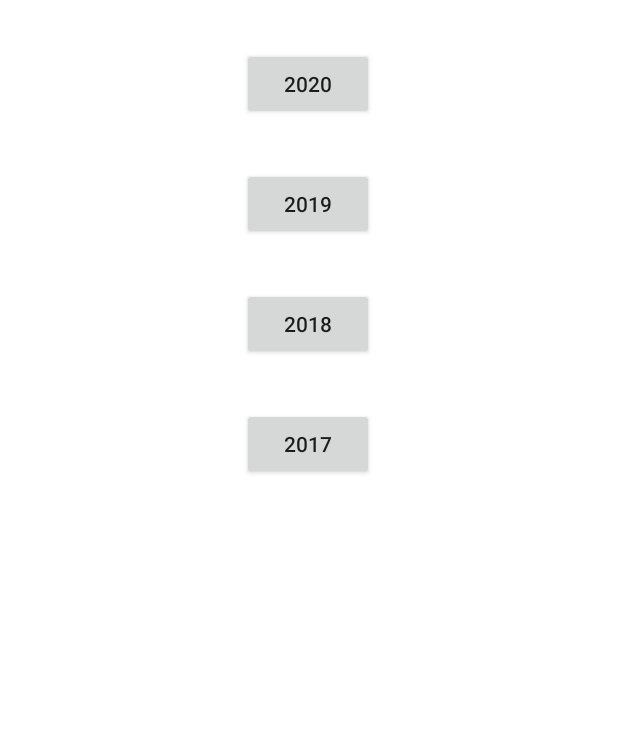
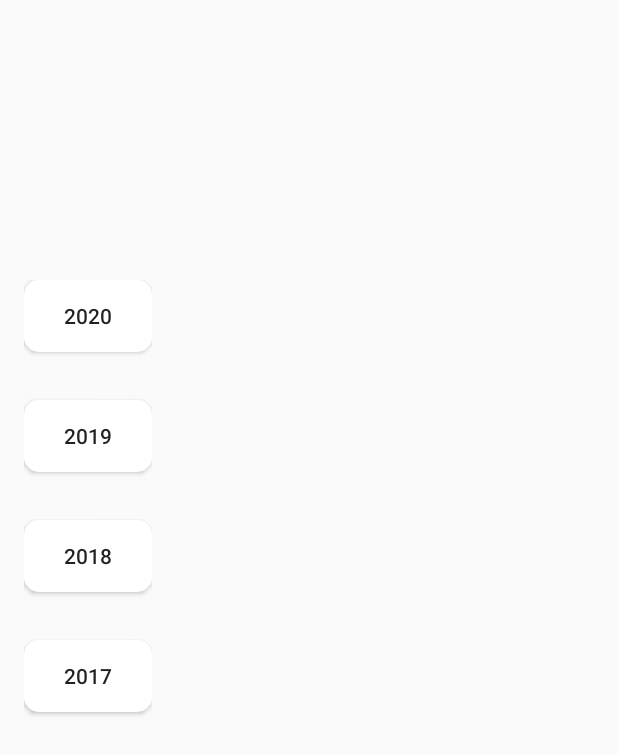
Before and after one commit to rbenwallace/comp-3004-group-project, an Android app: the layout year.xml on its own in the app's theme, with its tools: preview values and no code run, on a phone screen of 412 x 824 dp. Shown: the top 754 px of the screen. Run offline under Robolectric (Android 15) with nearby library versions, the phone set to English and light mode, and no system bars.

Commit message:
updated stats button layouts

```diff
--- a/Android/ourHouse/app/src/main/res/layout/year.xml
+++ b/Android/ourHouse/app/src/main/res/layout/year.xml
@@ -3,17 +3,28 @@
     xmlns:android="http://schemas.android.com/apk/res/android"
     xmlns:app="http://schemas.android.com/apk/res-auto"
     xmlns:tools="http://schemas.android.com/tools"
-    android:background="#FFFFFF"
     android:id="@+id/main"
+    android:background="@android:color/transparent"
     android:layout_width="match_parent"
     android:layout_height="match_parent">
 
+    <LinearLayout
+        android:layout_width="85dp"
+        android:layout_height="317dp"
+        android:background="@android:color/transparent"
+        android:orientation="vertical"
+        app:layout_constraintBottom_toBottomOf="parent"
+        app:layout_constraintEnd_toEndOf="parent"
+        app:layout_constraintHorizontal_bias="0.049"
+        app:layout_constraintStart_toStartOf="parent"
+        app:layout_constraintTop_toTopOf="parent"
+        app:layout_constraintVertical_bias="0.369">
 
         <Button
             android:id="@+id/button13"
             android:layout_width="wrap_content"
             android:layout_height="wrap_content"
-        android:layout_marginTop="32dp"
+            android:background="@drawable/loginbutton_selector"
             android:text="2020"
             app:layout_constraintEnd_toEndOf="parent"
             app:layout_constraintHorizontal_bias="0.498"
@@ -25,6 +36,7 @@
             android:layout_width="wrap_content"
             android:layout_height="wrap_content"
             android:layout_marginTop="32dp"
+            android:background="@drawable/loginbutton_selector"
             android:text="2019"
             app:layout_constraintEnd_toEndOf="parent"
             app:layout_constraintHorizontal_bias="0.498"
@@ -36,6 +48,7 @@
             android:layout_width="wrap_content"
             android:layout_height="wrap_content"
             android:layout_marginTop="32dp"
+            android:background="@drawable/loginbutton_selector"
             android:text="2018"
             app:layout_constraintEnd_toEndOf="parent"
             app:layout_constraintHorizontal_bias="0.498"
@@ -47,6 +60,7 @@
             android:layout_width="wrap_content"
             android:layout_height="wrap_content"
             android:layout_marginTop="32dp"
+            android:background="@drawable/loginbutton_selector"
             android:text="2017"
             app:layout_constraintBottom_toBottomOf="parent"
             app:layout_constraintEnd_toEndOf="parent"
@@ -54,5 +68,6 @@
             app:layout_constraintStart_toStartOf="parent"
             app:layout_constraintTop_toBottomOf="@+id/button15"
             app:layout_constraintVertical_bias="0.0" />
+    </LinearLayout>
 
 </androidx.constraintlayout.widget.ConstraintLayout>
```
Also changed, not shown: Android/ourHouse/app/src/main/java/com/uniques/ourhouse/controller/CalculateAmountToPayCtrl.java (+4 -4 lines), Android/ourHouse/app/src/main/res/layout/fragment_calculate_amount_to_pay.xml (+16 -0 lines). Lines whose indentation alone changed are shown as unchanged.
